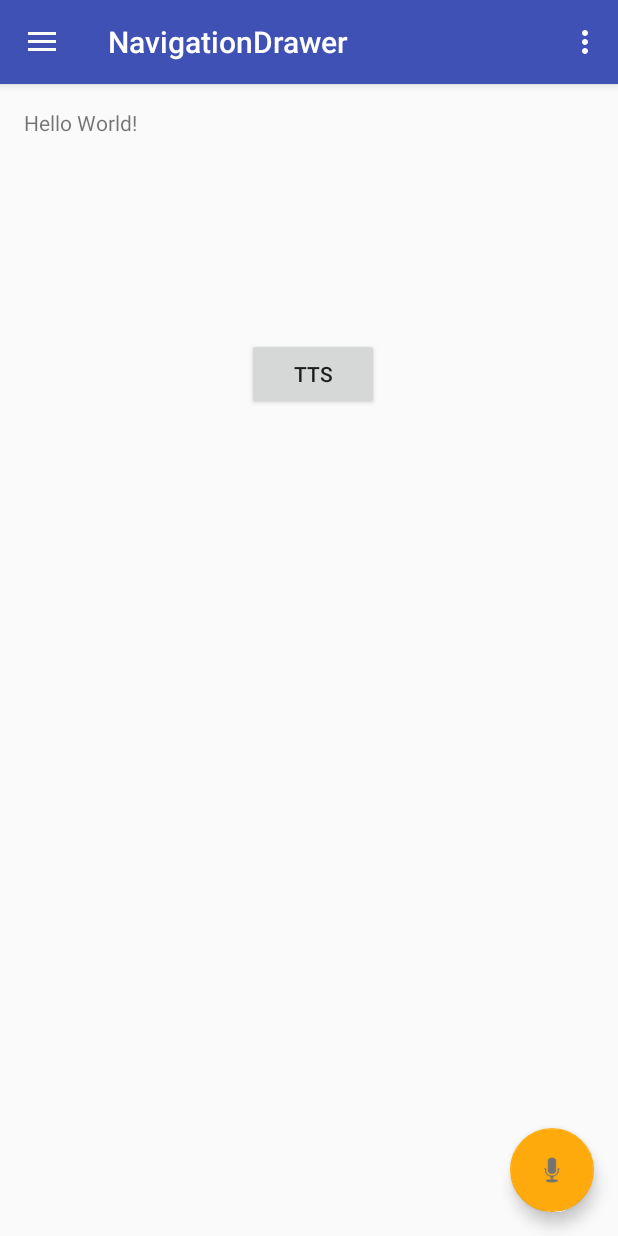
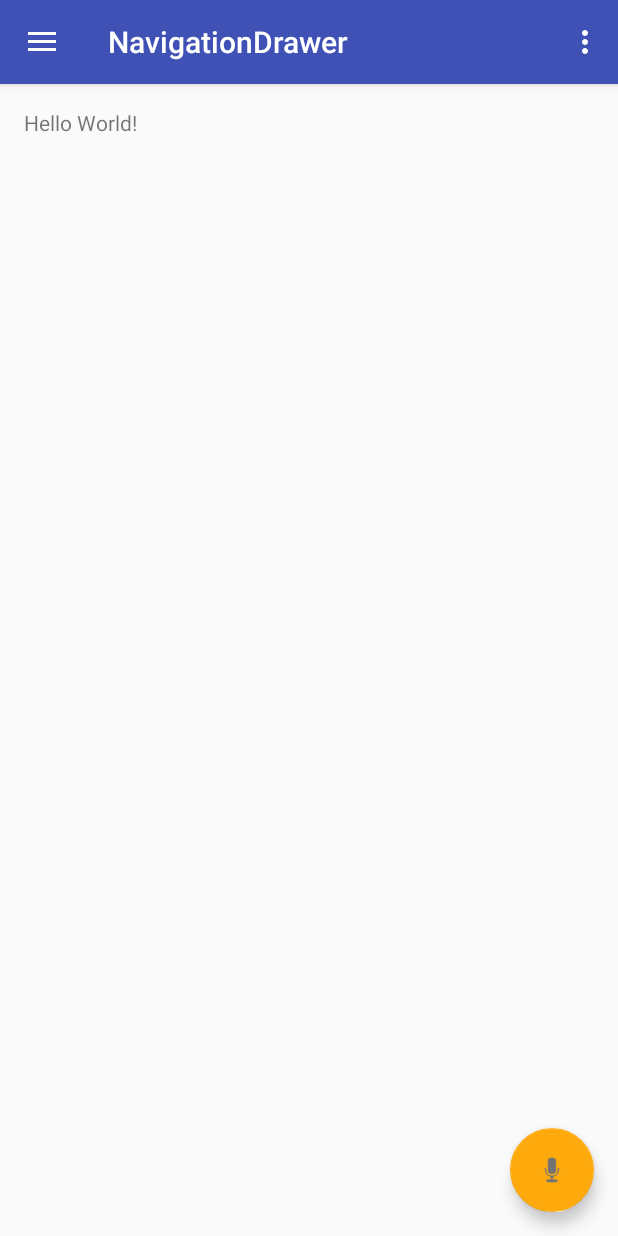
Before and after one commit to snehpahilwani/ProjectDialogSystem-NLP, an Android app: the screen it shows after launch (MainActivity), after a tap on an icon or button, on a phone screen of 412 x 824 dp. Run offline under Robolectric (Android 15) with nearby library versions, the phone set to English and light mode, and no system bars.

Commit message:
Major change: No popup to speech recognition. Minor change: Test snackbar for TTS than button.

```diff
--- a/samplecode/NavigationDrawer/app/build.gradle
+++ b/samplecode/NavigationDrawer/app/build.gradle
@@ -6,7 +6,7 @@ android {
     defaultConfig {
         applicationId "com.navigationtest.navigationdrawer"
         minSdkVersion 19
-        targetSdkVersion 24
+        targetSdkVersion 21
         versionCode 1
         versionName "1.0"
         testInstrumentationRunner "android.support.test.runner.AndroidJUnitRunner"
--- a/samplecode/NavigationDrawer/app/src/main/java/com/navigationtest/dialogGator/MainActivity.java
+++ b/samplecode/NavigationDrawer/app/src/main/java/com/navigationtest/dialogGator/MainActivity.java
@@ -2,9 +2,13 @@ package com.navigationtest.dialogGator;
 
 import android.content.Intent;
 import android.os.Bundle;
+import android.speech.RecognitionListener;
 import android.speech.RecognizerIntent;
+import android.speech.SpeechRecognizer;
 import android.speech.tts.TextToSpeech;
 import android.support.design.widget.FloatingActionButton;
+import android.support.design.widget.Snackbar;
+import android.util.Log;
 import android.view.View;
 import android.support.design.widget.NavigationView;
 import android.support.v4.view.GravityCompat;
@@ -14,62 +18,54 @@ import android.support.v7.app.AppCompatActivity;
 import android.support.v7.widget.Toolbar;
 import android.view.Menu;
 import android.view.MenuItem;
-import android.widget.Button;
 import android.widget.TextView;
-import android.widget.Toast;
 
 import java.util.ArrayList;
 import java.util.Locale;
 
 public class MainActivity extends AppCompatActivity
-        implements NavigationView.OnNavigationItemSelectedListener {
+        implements NavigationView.OnNavigationItemSelectedListener, RecognitionListener {
+    private Intent intent;
+    private SpeechRecognizer speechInput;
+    private TextToSpeech t1;
     TextView tv1;
-    TextToSpeech t1;
+
     @Override
     protected void onCreate(Bundle savedInstanceState) {
         super.onCreate(savedInstanceState);
         setContentView(R.layout.activity_main);
         Toolbar toolbar = (Toolbar) findViewById(R.id.toolbar);
-        tv1= (TextView)findViewById(R.id.TextView1);
+        tv1 = (TextView) findViewById(R.id.TextView1);
+        setSupportActionBar(toolbar);
+        intent = new Intent(RecognizerIntent.ACTION_RECOGNIZE_SPEECH);
+        intent.putExtra(RecognizerIntent.EXTRA_LANGUAGE_PREFERENCE, "en");
+        intent.putExtra(RecognizerIntent.EXTRA_MAX_RESULTS, 1);
+        //intent.putExtra(RecognizerIntent.EXTRA_CALLING_PACKAGE, this.getPackageName());
+        speechInput = SpeechRecognizer.createSpeechRecognizer(this);
+        speechInput.setRecognitionListener(this);
 
-        setSupportActionBar(toolbar);
+
+
 
         FloatingActionButton fab = (FloatingActionButton) findViewById(R.id.fab);
         fab.setOnClickListener(new View.OnClickListener() {
             @Override
             public void onClick(View view) {
-                /*Snackbar.make(view, "Replace with your own action", Snackbar.LENGTH_LONG)
+               /* Snackbar.make(view, "Replace with your own action", Snackbar.LENGTH_LONG)
                         .setAction("Action", null).show();*/
-                Intent intent = new Intent(RecognizerIntent.ACTION_RECOGNIZE_SPEECH);
-                intent.putExtra(RecognizerIntent.EXTRA_LANGUAGE_MODEL, RecognizerIntent.LANGUAGE_MODEL_FREE_FORM);
-                intent.putExtra(RecognizerIntent.EXTRA_PROMPT, "How can I help you?");
-                intent.putExtra(RecognizerIntent.EXTRA_MAX_RESULTS,1);
-                intent.putExtra(RecognizerIntent.EXTRA_LANGUAGE, Locale.ENGLISH);
-                startActivityForResult(intent, 1);
+                try{
+                    Log.i("Without Service","onClick");
+                    speechInput.startListening(intent);
 
                 }
-        });
-
-        t1 = new TextToSpeech(getApplicationContext(), new TextToSpeech.OnInitListener(){
-
-
-            @Override
-            public void onInit(int status) {
-                if(status!=TextToSpeech.ERROR){
-                    t1.setLanguage(Locale.ENGLISH);
+                catch (Exception e)
+                {
+                    Log.i("Without Service","onClickException");
                 }
             }
         });
 
-        Button b1 = (Button) findViewById(R.id.button);
-        b1.setOnClickListener(new View.OnClickListener() {
-            @Override
-            public void onClick(View v) {
-                String toSpeak = tv1.getText().toString();
-                Toast.makeText(getApplicationContext(), toSpeak, Toast.LENGTH_SHORT).show();
-                t1.speak(toSpeak, TextToSpeech.QUEUE_FLUSH, null);
-            }
-        });
+
 
         DrawerLayout drawer = (DrawerLayout) findViewById(R.id.drawer_layout);
         ActionBarDrawerToggle toggle = new ActionBarDrawerToggle(
@@ -79,6 +75,7 @@ public class MainActivity extends AppCompatActivity
 
         NavigationView navigationView = (NavigationView) findViewById(R.id.nav_view);
         navigationView.setNavigationItemSelectedListener(this);
+
     }
 
     @Override
@@ -138,10 +135,10 @@ public class MainActivity extends AppCompatActivity
         return true;
     }
 
-    @Override
+    /*@Override
     protected void onActivityResult(int requestCode, int resultCode, Intent data) {
         super.onActivityResult(requestCode, resultCode, data);
-
+        try{
             if (requestCode==1){
                 ArrayList<String> results;
                 results = data.getStringArrayListExtra(RecognizerIntent.EXTRA_RESULTS);
@@ -149,13 +146,77 @@ public class MainActivity extends AppCompatActivity
                 tv1.setText(text);
 
             }
+        }catch(Exception e)
+
+        {
+            tv1.setText("No input value!");
+        }
+    }*/
+
+    public void onResults(Bundle results) {
+        ArrayList<String> matches = results.getStringArrayList(SpeechRecognizer.RESULTS_RECOGNITION);
+
+        final String spokenSentence = matches.get(0);
+        Log.i("Without Service",spokenSentence);
+        tv1.setText(spokenSentence);
+        t1 = new TextToSpeech(getApplicationContext(), new TextToSpeech.OnInitListener(){
+
+
+            @Override
+            public void onInit(int status) {
+                if(status!=TextToSpeech.ERROR){
+                    t1.setLanguage(Locale.ENGLISH);
+                }
+            }
+        });
+        Snackbar snackbar = Snackbar.make(findViewById(R.id.content_main), spokenSentence, Snackbar.LENGTH_INDEFINITE)
+                .setAction("TTS", new View.OnClickListener(){
+                    @Override
+                    public void onClick(View v) {
+                        t1.speak(spokenSentence, TextToSpeech.QUEUE_FLUSH, null);
+                    }
+                });
+        snackbar.show();
+
     }
 
-    /*public void onPause(){
-        if(t1 !=null){
-            t1.stop();
-            t1.shutdown();
+    @Override
+    public void onEndOfSpeech() {
+
     }
-        super.onPause();
-    }*/
+
+    @Override
+    public void onReadyForSpeech(Bundle params) {
+
     }
+
+    @Override
+    public void onBeginningOfSpeech() {
+
+    }
+
+    @Override
+    public void onRmsChanged(float rmsdB) {
+
+    }
+
+    @Override
+    public void onBufferReceived(byte[] buffer) {
+
+    }
+
+    @Override
+    public void onError(int error) {
+
+    }
+
+    @Override
+    public void onPartialResults(Bundle partialResults) {
+
+    }
+
+    @Override
+    public void onEvent(int eventType, Bundle params) {
+
+    }
+}
--- a/samplecode/NavigationDrawer/app/src/main/res/layout/content_main.xml
+++ b/samplecode/NavigationDrawer/app/src/main/res/layout/content_main.xml
@@ -19,13 +19,4 @@
         android:text="Hello World!"
         android:id="@+id/TextView1"/>
 
-    <Button
-        android:text="@string/button1"
-        android:layout_width="wrap_content"
-        android:layout_height="wrap_content"
-        android:layout_below="@+id/TextView1"
-        android:layout_toEndOf="@+id/TextView1"
-        android:layout_marginStart="73dp"
-        android:layout_marginTop="134dp"
-        android:id="@+id/button" />
 </RelativeLayout>
```
Lines whose indentation alone changed are shown as unchanged.
